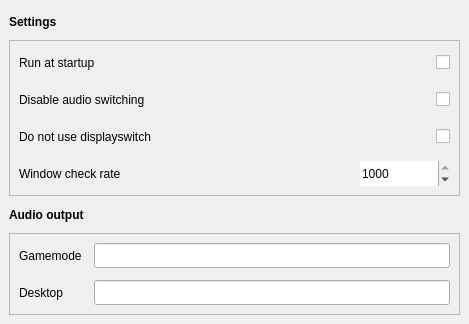
Odizinne/BigPictureTV, file src/ui/design.ui: the form before one commit.
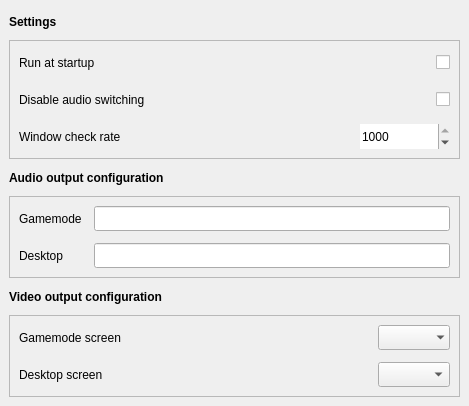
The form after the commit.

The edit to the form file:
```diff
--- a/src/ui/design.ui
+++ b/src/ui/design.ui
@@ -7,7 +7,7 @@
     <x>0</x>
     <y>0</y>
     <width>469</width>
-    <height>324</height>
+    <height>369</height>
    </rect>
   </property>
   <property name="sizePolicy">
@@ -35,7 +35,25 @@
        </font>
       </property>
       <property name="text">
-       <string>Audio output</string>
+       <string>Audio output configuration</string>
+      </property>
+     </widget>
+    </item>
+    <item row="4" column="0">
+     <widget class="QLabel" name="label_3">
+      <property name="minimumSize">
+       <size>
+        <width>0</width>
+        <height>25</height>
+       </size>
+      </property>
+      <property name="font">
+       <font>
+        <bold>true</bold>
+       </font>
+      </property>
+      <property name="text">
+       <string>Video output configuration</string>
       </property>
      </widget>
     </item>
@@ -121,22 +139,93 @@
       </layout>
      </widget>
     </item>
-    <item row="0" column="0">
-     <widget class="QLabel" name="label_2">
-      <property name="minimumSize">
-       <size>
-        <width>0</width>
-        <height>25</height>
-       </size>
+    <item row="5" column="0">
+     <widget class="QFrame" name="gridFrame">
+      <property name="frameShape">
+       <enum>QFrame::Shape::StyledPanel</enum>
       </property>
-      <property name="font">
-       <font>
-        <bold>true</bold>
-       </font>
+      <property name="frameShadow">
+       <enum>QFrame::Shadow::Sunken</enum>
       </property>
-      <property name="text">
-       <string>Settings</string>
-      </property>
+      <layout class="QGridLayout" name="gridLayout_3">
+       <property name="leftMargin">
+        <number>9</number>
+       </property>
+       <property name="topMargin">
+        <number>9</number>
+       </property>
+       <property name="rightMargin">
+        <number>9</number>
+       </property>
+       <property name="bottomMargin">
+        <number>9</number>
+       </property>
+       <property name="spacing">
+        <number>12</number>
+       </property>
+       <item row="0" column="0">
+        <widget class="QLabel" name="gamemode_video_label">
+         <property name="minimumSize">
+          <size>
+           <width>0</width>
+           <height>25</height>
+          </size>
+         </property>
+         <property name="text">
+          <string>Gamemode screen</string>
+         </property>
+        </widget>
+       </item>
+       <item row="0" column="2">
+        <widget class="QComboBox" name="gamemode_video_combobox">
+         <property name="minimumSize">
+          <size>
+           <width>0</width>
+           <height>25</height>
+          </size>
+         </property>
+         <property name="frame">
+          <bool>false</bool>
+         </property>
+        </widget>
+       </item>
+       <item row="0" column="1">
+        <spacer name="horizontalSpacer_2">
+         <property name="orientation">
+          <enum>Qt::Orientation::Horizontal</enum>
+         </property>
+         <property name="sizeHint" stdset="0">
+          <size>
+           <width>40</width>
+           <height>20</height>
+          </size>
+         </property>
+        </spacer>
+       </item>
+       <item row="1" column="0">
+        <widget class="QLabel" name="label">
+         <property name="minimumSize">
+          <size>
+           <width>0</width>
+           <height>25</height>
+          </size>
+         </property>
+         <property name="text">
+          <string>Desktop screen</string>
+         </property>
+        </widget>
+       </item>
+       <item row="1" column="2">
+        <widget class="QComboBox" name="desktop_video_combobox">
+         <property name="minimumSize">
+          <size>
+           <width>0</width>
+           <height>25</height>
+          </size>
+         </property>
+        </widget>
+       </item>
+      </layout>
      </widget>
     </item>
     <item row="1" column="0">
@@ -163,91 +252,7 @@
        <property name="spacing">
         <number>12</number>
        </property>
-       <item row="0" column="1" colspan="2">
-        <widget class="QCheckBox" name="startupCheckBox">
-         <property name="minimumSize">
-          <size>
-           <width>0</width>
-           <height>25</height>
-          </size>
-         </property>
-         <property name="layoutDirection">
-          <enum>Qt::LayoutDirection::RightToLeft</enum>
-         </property>
-         <property name="text">
-          <string/>
-         </property>
-        </widget>
-       </item>
-       <item row="1" column="1" colspan="2">
-        <widget class="QCheckBox" name="disableAudioCheckbox">
-         <property name="minimumSize">
-          <size>
-           <width>0</width>
-           <height>25</height>
-          </size>
-         </property>
-         <property name="layoutDirection">
-          <enum>Qt::LayoutDirection::RightToLeft</enum>
-         </property>
-         <property name="text">
-          <string/>
-         </property>
-        </widget>
-       </item>
-       <item row="1" column="0">
-        <widget class="QLabel" name="label_6">
-         <property name="minimumSize">
-          <size>
-           <width>0</width>
-           <height>25</height>
-          </size>
-         </property>
-         <property name="text">
-          <string>Disable audio switching</string>
-         </property>
-        </widget>
-       </item>
-       <item row="3" column="0">
-        <widget class="QLabel" name="label_4">
-         <property name="minimumSize">
-          <size>
-           <width>0</width>
-           <height>25</height>
-          </size>
-         </property>
-         <property name="text">
-          <string>Window check rate</string>
-         </property>
-        </widget>
-       </item>
-       <item row="0" column="0">
-        <widget class="QLabel" name="label_5">
-         <property name="minimumSize">
-          <size>
-           <width>0</width>
-           <height>25</height>
-          </size>
-         </property>
-         <property name="text">
-          <string>Run at startup</string>
-         </property>
-        </widget>
-       </item>
-       <item row="3" column="1">
-        <spacer name="horizontalSpacer">
-         <property name="orientation">
-          <enum>Qt::Orientation::Horizontal</enum>
-         </property>
-         <property name="sizeHint" stdset="0">
-          <size>
-           <width>40</width>
-           <height>20</height>
-          </size>
-         </property>
-        </spacer>
-       </item>
-       <item row="3" column="2">
+       <item row="2" column="2">
         <widget class="QSpinBox" name="checkRateSpinBox">
          <property name="minimumSize">
           <size>
@@ -270,7 +275,7 @@
         </widget>
        </item>
        <item row="2" column="0">
-        <widget class="QLabel" name="label">
+        <widget class="QLabel" name="label_4">
          <property name="minimumSize">
           <size>
            <width>0</width>
@@ -278,12 +283,12 @@
           </size>
          </property>
          <property name="text">
-          <string>Do not use displayswitch</string>
+          <string>Window check rate</string>
          </property>
         </widget>
        </item>
-       <item row="2" column="2">
-        <widget class="QCheckBox" name="disable_displayswitch_box">
+       <item row="1" column="1" colspan="2">
+        <widget class="QCheckBox" name="disableAudioCheckbox">
          <property name="minimumSize">
           <size>
            <width>0</width>
@@ -298,9 +303,82 @@
          </property>
         </widget>
        </item>
+       <item row="2" column="1">
+        <spacer name="horizontalSpacer">
+         <property name="orientation">
+          <enum>Qt::Orientation::Horizontal</enum>
+         </property>
+         <property name="sizeHint" stdset="0">
+          <size>
+           <width>40</width>
+           <height>20</height>
+          </size>
+         </property>
+        </spacer>
+       </item>
+       <item row="0" column="1" colspan="2">
+        <widget class="QCheckBox" name="startupCheckBox">
+         <property name="minimumSize">
+          <size>
+           <width>0</width>
+           <height>25</height>
+          </size>
+         </property>
+         <property name="layoutDirection">
+          <enum>Qt::LayoutDirection::RightToLeft</enum>
+         </property>
+         <property name="text">
+          <string/>
+         </property>
+        </widget>
+       </item>
+       <item row="1" column="0">
+        <widget class="QLabel" name="label_6">
+         <property name="minimumSize">
+          <size>
+           <width>0</width>
+           <height>25</height>
+          </size>
+         </property>
+         <property name="text">
+          <string>Disable audio switching</string>
+         </property>
+        </widget>
+       </item>
+       <item row="0" column="0">
+        <widget class="QLabel" name="label_5">
+         <property name="minimumSize">
+          <size>
+           <width>0</width>
+           <height>25</height>
+          </size>
+         </property>
+         <property name="text">
+          <string>Run at startup</string>
+         </property>
+        </widget>
+       </item>
       </layout>
      </widget>
     </item>
+    <item row="0" column="0">
+     <widget class="QLabel" name="label_2">
+      <property name="minimumSize">
+       <size>
+        <width>0</width>
+        <height>25</height>
+       </size>
+      </property>
+      <property name="font">
+       <font>
+        <bold>true</bold>
+       </font>
+      </property>
+      <property name="text">
+       <string>Settings</string>
+      </property>
+     </widget>
+    </item>
    </layout>
   </widget>
  </widget>
```
